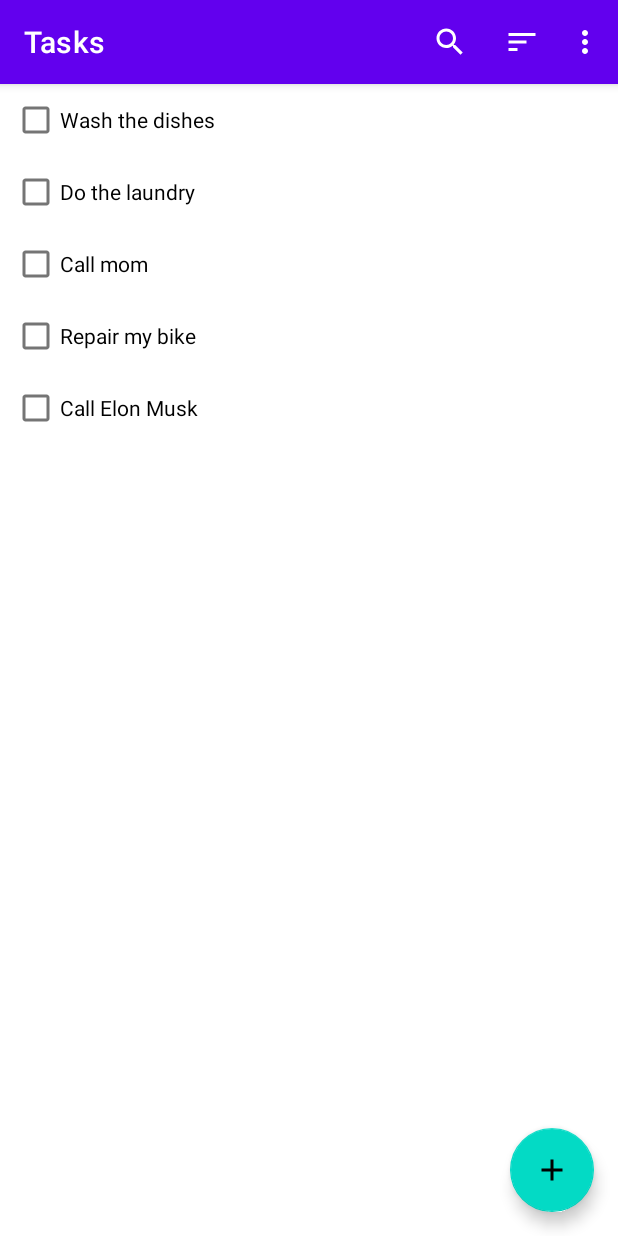
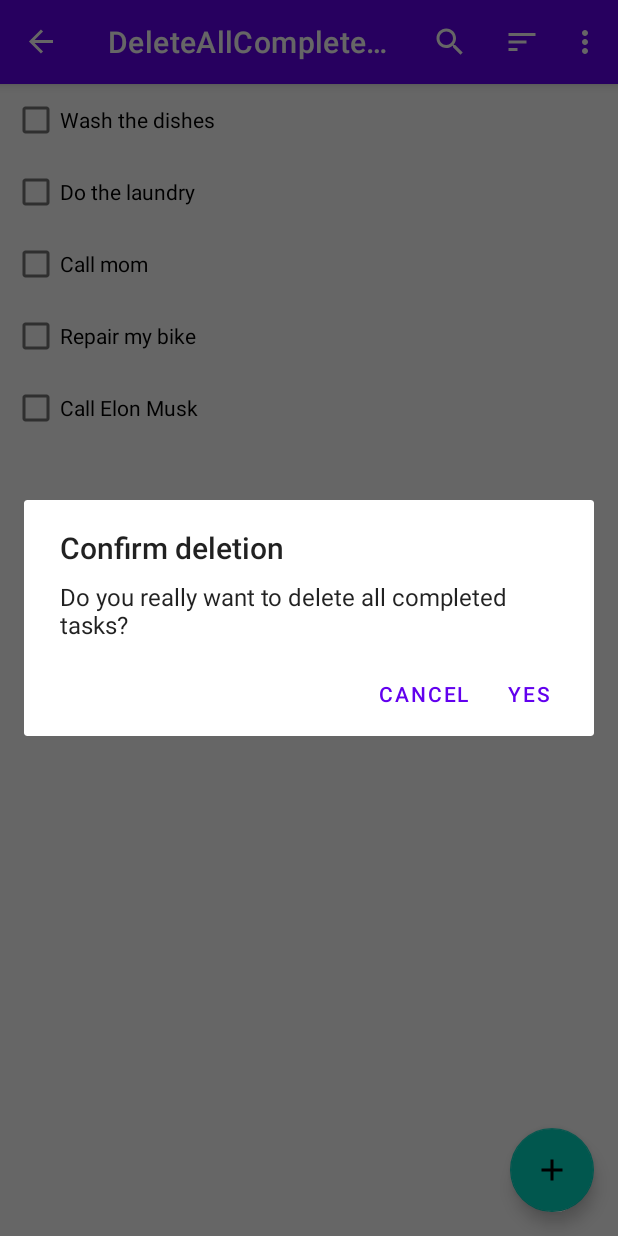
Before and after one commit to amirhusseinSSoori/MvvmRoomCleanArc, an Android app: the screen it shows after launch (MainActivity), in the options menu, after a tap on "Delete all completed", on a phone screen of 412 x 824 dp. Run offline under Robolectric (Android 15) with nearby library versions, the phone set to English and light mode, and no system bars; our stand-ins replace Dagger/Hilt's generated code, Room's generated code, navigation-ui; 2 statements that could not run were skipped.

```diff
--- a/app/src/main/java/com/amirhusseinsoori/mvvmRoomCleanArc/data/TaskDao.kt
+++ b/app/src/main/java/com/amirhusseinsoori/mvvmRoomCleanArc/data/TaskDao.kt
@@ -27,4 +27,8 @@ interface TaskDao {
 
     @Delete
     suspend fun delete(task: Task)
+
+
+    @Query("DELETE FROM task_table WHERE completed = 1")
+    suspend fun deleteCompletedTasks()
 }
--- /dev/null
+++ b/app/src/main/java/com/amirhusseinsoori/mvvmRoomCleanArc/ui/deleteallcompleted/DeleteAllCompletedDialogFragment.kt
@@ -0,0 +1,24 @@
+package com.amirhusseinsoori.mvvmRoomCleanArc.ui.deleteallcompleted
+
+import android.app.AlertDialog
+import android.app.Dialog
+import android.os.Bundle
+import androidx.fragment.app.DialogFragment
+import androidx.fragment.app.viewModels
+import dagger.hilt.android.AndroidEntryPoint
+
+@AndroidEntryPoint
+class DeleteAllCompletedDialogFragment : DialogFragment() {
+
+    private val viewModel: DeleteAllCompletedViewModel by viewModels()
+
+    override fun onCreateDialog(savedInstanceState: Bundle?): Dialog =
+        AlertDialog.Builder(requireContext())
+            .setTitle("Confirm deletion")
+            .setMessage("Do you really want to delete all completed tasks?")
+            .setNegativeButton("Cancel", null)
+            .setPositiveButton("Yes") { _, _ ->
+                viewModel.onConfirmClick()
+            }
+            .create()
+}
--- a/app/src/main/java/com/amirhusseinsoori/mvvmRoomCleanArc/ui/editTask/AddEditTaskFragment.kt
+++ b/app/src/main/java/com/amirhusseinsoori/mvvmRoomCleanArc/ui/editTask/AddEditTaskFragment.kt
@@ -49,6 +49,7 @@ class AddEditTaskFragment : Fragment(R.layout.fragment_add_edit_task) {
             fabSaveTask.setOnClickListener {
                 viewModel.onSaveClick()
             }
+
         }
 
         viewLifecycleOwner.lifecycleScope.launchWhenStarted {
--- a/app/src/main/java/com/amirhusseinsoori/mvvmRoomCleanArc/ui/tasks/TasksFragment.kt
+++ b/app/src/main/java/com/amirhusseinsoori/mvvmRoomCleanArc/ui/tasks/TasksFragment.kt
@@ -7,6 +7,7 @@ import android.view.MenuItem
 import android.view.View
 import androidx.appcompat.widget.SearchView
 import androidx.fragment.app.Fragment
+import androidx.fragment.app.setFragmentResultListener
 import androidx.fragment.app.viewModels
 import androidx.lifecycle.lifecycleScope
 import androidx.navigation.fragment.findNavController
@@ -69,6 +70,11 @@ class TasksFragment : Fragment(R.layout.fragment_tasks) , Adapter.OnItemClickLis
             fabAddTask.setOnClickListener {
                 viewModel.onAddNewTaskClick()
             }
+
+            setFragmentResultListener("add_edit_request") { _, bundle ->
+                val result = bundle.getInt("add_edit_result")
+                viewModel.onAddEditResult(result)
+            }
         }
         lifecycleScope.launchWhenStarted {
             viewModel.tasks.collect {
@@ -90,6 +96,13 @@ class TasksFragment : Fragment(R.layout.fragment_tasks) , Adapter.OnItemClickLis
                     }
                     is TasksViewModel.TasksEvent.NavigateToEditTaskScreen -> {
                         val action = TasksFragmentDirections.actionTasksFragmentToAddEditTaskFragment(event.task,"Edit Task")
+                        findNavController().navigate(action)
+                    }
+                    is TasksViewModel.TasksEvent.ShowTaskSavedConfirmationMessage -> {
+                        Snackbar.make(requireView(), event.msg, Snackbar.LENGTH_SHORT).show()
+                    }
+                    TasksViewModel.TasksEvent.NavigateToDeleteAllCompletedScreen -> {
+                        val action = TasksFragmentDirections.actionGlobalDeleteAllCompletedDialogFragment()
                         findNavController().navigate(action)
                     }
                     else -> Unit
@@ -131,7 +144,7 @@ class TasksFragment : Fragment(R.layout.fragment_tasks) , Adapter.OnItemClickLis
                 true
             }
             R.id.action_delete_all_completed_tasks -> {
-
+                viewModel.onDeleteAllCompletedClick()
                 true
             }
             else -> super.onOptionsItemSelected(item)
--- a/app/src/main/java/com/amirhusseinsoori/mvvmRoomCleanArc/ui/tasks/TasksViewModel.kt
+++ b/app/src/main/java/com/amirhusseinsoori/mvvmRoomCleanArc/ui/tasks/TasksViewModel.kt
@@ -1,6 +1,8 @@
 package com.amirhusseinsoori.mvvmRoomCleanArc.ui.tasks
 
 import androidx.lifecycle.*
+import com.amirhusseinsoori.mvvmRoomCleanArc.ADD_TASK_RESULT_OK
+import com.amirhusseinsoori.mvvmRoomCleanArc.EDIT_TASK_RESULT_OK
 import com.amirhusseinsoori.mvvmRoomCleanArc.data.PreferencesManager
 import com.amirhusseinsoori.mvvmRoomCleanArc.data.SortOrder
 import com.amirhusseinsoori.mvvmRoomCleanArc.data.Task
@@ -71,10 +73,23 @@ class TasksViewModel @Inject constructor(
     fun onAddNewTaskClick() = viewModelScope.launch {
         tasksEventChannel.send(TasksEvent.NavigateToAddTaskScreen)
     }
-
+    fun onAddEditResult(result: Int) {
+        when (result) {
+            ADD_TASK_RESULT_OK -> showTaskSavedConfirmationMessage("Task added")
+            EDIT_TASK_RESULT_OK -> showTaskSavedConfirmationMessage("Task updated")
+        }
+    }
+    private fun showTaskSavedConfirmationMessage(text: String) = viewModelScope.launch {
+        tasksEventChannel.send(TasksEvent.ShowTaskSavedConfirmationMessage(text))
+    }
+    fun onDeleteAllCompletedClick() = viewModelScope.launch {
+        tasksEventChannel.send(TasksEvent.NavigateToDeleteAllCompletedScreen)
+    }
     sealed class TasksEvent {
         object NavigateToAddTaskScreen : TasksEvent()
         data class NavigateToEditTaskScreen(val task: Task) : TasksEvent()
         data class ShowUndoDeleteTaskMessage(val task: Task) : TasksEvent()
+        data class ShowTaskSavedConfirmationMessage(val msg: String) : TasksEvent()
+        object NavigateToDeleteAllCompletedScreen : TasksEvent()
     }
 }
--- a/app/src/main/res/navigation/nav_graph.xml
+++ b/app/src/main/res/navigation/nav_graph.xml
@@ -28,4 +28,8 @@
             android:name="title"
             app:argType="string" />
     </fragment>
+    <dialog
+        android:id="@+id/deleteAllCompletedDialogFragment"
+        android:name="com.amirhusseinsoori.mvvmRoomCleanArc.ui.deleteallcompleted.DeleteAllCompletedDialogFragment"
+        android:label="DeleteAllCompletedDialogFragment" /><action android:id="@+id/action_global_deleteAllCompletedDialogFragment" app:destination="@id/deleteAllCompletedDialogFragment"/>
 </navigation>
```
Also changed, not shown: app/src/main/java/com/amirhusseinsoori/mvvmRoomCleanArc/ui/deleteallcompleted/DeleteAllCompletedViewModel.kt (added, +19 -0 lines).
